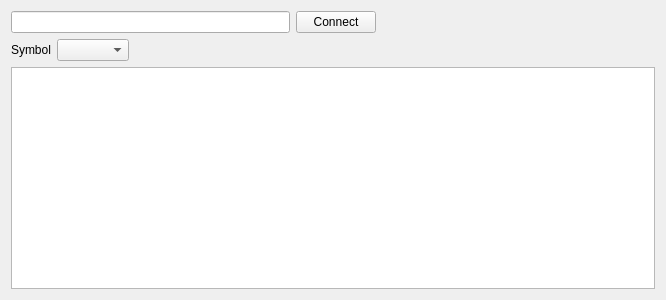
The window that sources/Frontend/MainWindow.ui (alimogh/trdk) describes before a commit, drawn with Qt 5.
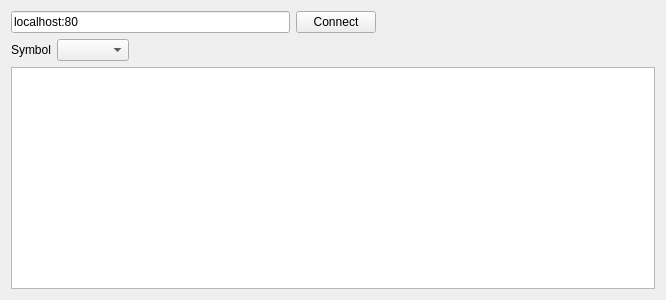
The same window after the commit.

```diff
--- a/sources/Frontend/MainWindow.ui
+++ b/sources/Frontend/MainWindow.ui
@@ -20,7 +20,11 @@
       <item>
        <layout class="QHBoxLayout" name="connectionLayout">
         <item>
-         <widget class="QLineEdit" name="serviceAddress"/>
+         <widget class="QLineEdit" name="serviceAddress">
+          <property name="text">
+           <string>localhost:80</string>
+          </property>
+         </widget>
         </item>
         <item>
          <widget class="QPushButton" name="connectButton">
```
Left out of the diff: 3 changed lines with no effect on the pictures.
